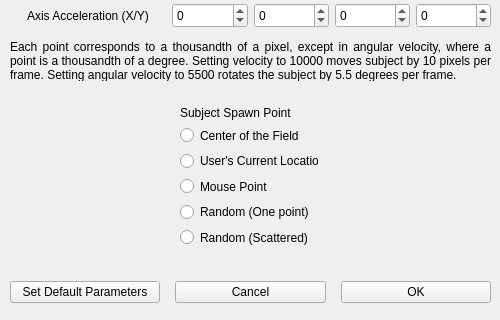
Above: shipyard/subjectwindow.ui from terratenff/yrn-eavat-zrff before the change; both pictures show x 0 to 500 and y 180 to 500 of the 500 by 500 pixel window. Below: the same form after it.
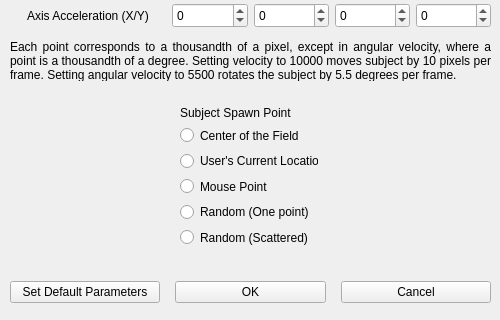
That is the form after the change.

Commit message: Minor adjustments to subject window UI

Diff of the .ui file:
```diff
--- a/shipyard/subjectwindow.ui
+++ b/shipyard/subjectwindow.ui
@@ -10,6 +10,18 @@
     <height>500</height>
    </rect>
   </property>
+  <property name="minimumSize">
+   <size>
+    <width>500</width>
+    <height>500</height>
+   </size>
+  </property>
+  <property name="maximumSize">
+   <size>
+    <width>500</width>
+    <height>500</height>
+   </size>
+  </property>
   <property name="windowTitle">
    <string>Learning Mess - Subject Parameter Settings</string>
   </property>
@@ -560,13 +572,6 @@
       </property>
      </widget>
     </item>
-    <item>
-     <widget class="QPushButton" name="buttonCancel">
-      <property name="text">
-       <string>Cancel</string>
-      </property>
-     </widget>
-    </item>
     <item>
      <widget class="QPushButton" name="buttonOK">
       <property name="text">
@@ -574,6 +579,13 @@
       </property>
      </widget>
     </item>
+    <item>
+     <widget class="QPushButton" name="buttonCancel">
+      <property name="text">
+       <string>Cancel</string>
+      </property>
+     </widget>
+    </item>
    </layout>
   </widget>
   <widget class="QLabel" name="label_10">
@@ -607,7 +619,7 @@
     <bool>true</bool>
    </property>
   </widget>
-  <widget class="QWidget" name="">
+  <widget class="QWidget" name="layoutWidget">
    <property name="geometry">
     <rect>
      <x>180</x>
```
Left out of the diff: 22 changed lines with no effect on the pictures.
